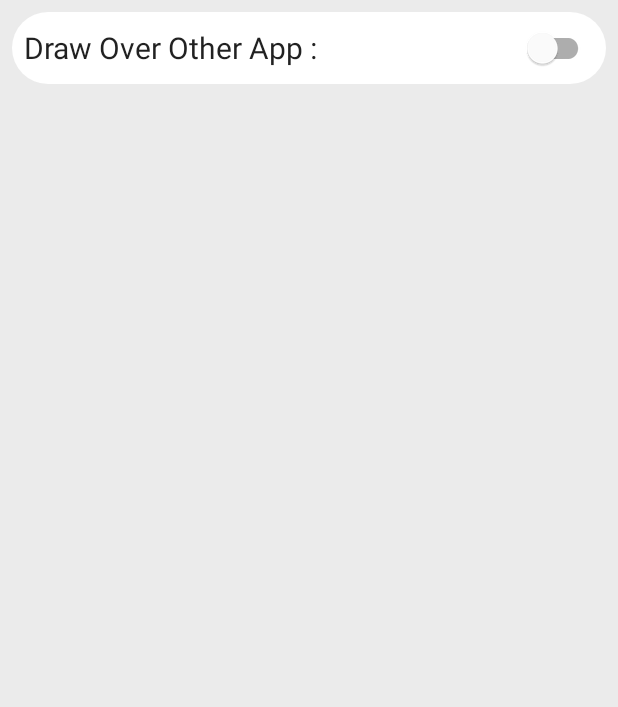
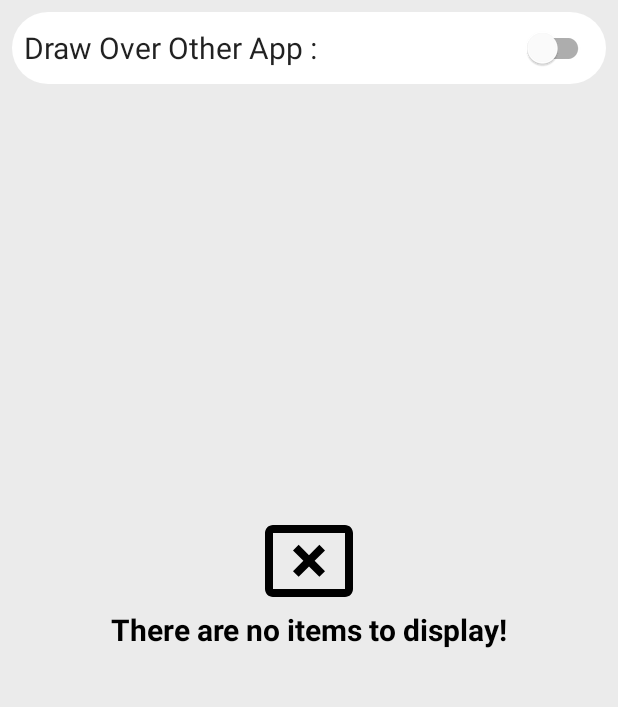
Before and after one commit to javadssmsh/Accessibility-Service, an Android app: the screen it shows after launch (HomeActivity), after a tap on "START", on a phone screen of 412 x 824 dp, the part 84-791 px from its top. Run offline under Robolectric (Android 15) with nearby library versions, the phone set to English and light mode, and no system bars; our stand-ins replace EventBus, Room's generated code.

Commit message:
some improvment in ui

```diff
--- a/app/src/main/java/ir/javadsh/challenge/activity/HomeActivity.java
+++ b/app/src/main/java/ir/javadsh/challenge/activity/HomeActivity.java
@@ -17,6 +17,8 @@ import android.util.Log;
 import android.view.View;
 import android.view.WindowManager;
 import android.view.accessibility.AccessibilityManager;
+import android.widget.LinearLayout;
+import android.widget.RelativeLayout;
 import android.widget.TextView;
 
 import com.google.android.material.switchmaterial.SwitchMaterial;
@@ -30,6 +32,7 @@ import java.util.List;
 
 import androidx.annotation.Nullable;
 import androidx.appcompat.app.AppCompatActivity;
+import androidx.constraintlayout.widget.ConstraintLayout;
 import androidx.recyclerview.widget.LinearLayoutManager;
 import androidx.recyclerview.widget.RecyclerView;
 import ir.javadsh.challenge.ApplicationClass;
@@ -49,6 +52,8 @@ public class HomeActivity extends AppCompatActivity {
     public static List<ReportLog> staticLogs = new ArrayList<>();
     SwitchMaterial switchMaterialService;
     SwitchMaterial switchMaterialDraw;
+    ConstraintLayout contentLayout;
+    RelativeLayout emptyLayout;
 
 
     @Override
@@ -66,11 +71,15 @@ public class HomeActivity extends AppCompatActivity {
 
         //initialization
         tv = findViewById(R.id.accessibility_service_textView);
+        contentLayout = findViewById(R.id.content_layout);
+        emptyLayout = findViewById(R.id.empty_layout);
+        tv = findViewById(R.id.accessibility_service_textView);
         RecyclerView showLogRecyclerView = findViewById(R.id.show_log_rv);
         switchMaterialService = findViewById(R.id.accessibility_service_switch_button);
         switchMaterialDraw = findViewById(R.id.draw_over_other_app_switch_button);
         dataBase = AppDataBase.getInstance(this);
         reportLogs = new ArrayList<>();
+        adapter = new ShowLogAdapter(this, reportLogs);
 
         //permission
         switchMaterialService.setOnClickListener(view -> {
@@ -87,13 +96,18 @@ public class HomeActivity extends AppCompatActivity {
 
         //
         reportLogs = dataBase.getReportLogDao().getAllLogs();
+        if (reportLogs.size() == 0) {
+            changeViewState(true);
+        } else {
+            changeViewState(false);
             LinearLayoutManager linearLayoutManager = new LinearLayoutManager(this, LinearLayoutManager.VERTICAL, false);
             showLogRecyclerView.setHasFixedSize(true);
             linearLayoutManager.setReverseLayout(true);
             linearLayoutManager.setStackFromEnd(true);
-        adapter = new ShowLogAdapter(this, reportLogs);
             showLogRecyclerView.setLayoutManager(linearLayoutManager);
             showLogRecyclerView.setAdapter(adapter);
+        }
+
 
     }
 
@@ -103,6 +117,16 @@ public class HomeActivity extends AppCompatActivity {
 
         if (requestCode == ApplicationClass.DRAW_OTHER_APP_PERMISSION) {
             Log.d(ApplicationClass.DEBUG_TAG, "result is :" + resultCode);
+        }
+    }
+
+    void changeViewState(Boolean isEmpty) {
+        if (isEmpty) {
+            emptyLayout.setVisibility(View.VISIBLE);
+            contentLayout.setVisibility(View.INVISIBLE);
+        } else {
+            emptyLayout.setVisibility(View.INVISIBLE);
+            contentLayout.setVisibility(View.VISIBLE);
         }
     }
 
@@ -145,7 +169,7 @@ public class HomeActivity extends AppCompatActivity {
             handler.postDelayed(new Runnable() {
                 @Override
                 public void run() {
-                    if (Settings.canDrawOverlays(HomeActivity.this)){
+                    if (Settings.canDrawOverlays(HomeActivity.this)) {
                         switchMaterialDraw.setChecked(true);
                     }
                 }
@@ -154,7 +178,12 @@ public class HomeActivity extends AppCompatActivity {
         } else {
             switchMaterialDraw.setChecked(true);
         }
+        if (dataBase.getReportLogDao().getAllLogs().size() != 0) {
+            changeViewState(false);
             adapter.notifyDataSetChanged();
+        } else {
+            changeViewState(true);
+        }
     }
 
     @Override
--- a/app/src/main/java/ir/javadsh/challenge/activity/WizardActivity.java
+++ b/app/src/main/java/ir/javadsh/challenge/activity/WizardActivity.java
@@ -51,10 +51,10 @@ public class WizardActivity extends AppCompatActivity {
         viewPager.setPadding(130, 0, 130, 0);
 
         Integer[] colors_temp = {
-                getResources().getColor(R.color.color1),
-                getResources().getColor(R.color.color2),
                 getResources().getColor(R.color.color3),
-                getResources().getColor(R.color.color4)
+                getResources().getColor(R.color.color3),
+                getResources().getColor(R.color.color3),
+                getResources().getColor(R.color.color3)
         };
 
         colors = colors_temp;
--- /dev/null
+++ b/app/src/main/res/drawable/ic_cancel_presentation.xml
@@ -0,0 +1,9 @@
+<vector xmlns:android="http://schemas.android.com/apk/res/android"
+    android:width="64dp"
+    android:height="64dp"
+    android:viewportWidth="24"
+    android:viewportHeight="24">
+  <path
+      android:fillColor="#FF000000"
+      android:pathData="M21,3L3,3c-1.1,0 -2,0.9 -2,2v14c0,1.1 0.9,2 2,2h18c1.1,0 2,-0.9 2,-2L23,5c0,-1.1 -0.9,-2 -2,-2zM21,19L3,19L3,5h18v14zM9.41,15.95L12,13.36l2.59,2.59L16,14.54l-2.59,-2.59L16,9.36l-1.41,-1.41L12,10.54 9.41,7.95 8,9.36l2.59,2.59L8,14.54z"/>
+</vector>
--- a/app/src/main/res/layout/activity_home.xml
+++ b/app/src/main/res/layout/activity_home.xml
@@ -66,13 +66,65 @@
 
     </LinearLayout>
 
-    <androidx.recyclerview.widget.RecyclerView
-        android:id="@+id/show_log_rv"
+    <androidx.constraintlayout.widget.ConstraintLayout
+        android:id="@+id/content_layout"
         android:layout_width="match_parent"
         android:layout_height="0dp"
+        android:visibility="gone"
+        app:layout_constraintLeft_toLeftOf="parent"
+        app:layout_constraintRight_toRightOf="parent"
+        app:layout_constraintTop_toBottomOf="@+id/draw_over_other_app_layout"
+        app:layout_constraintBottom_toBottomOf="parent">
+
+        <androidx.recyclerview.widget.RecyclerView
+            android:id="@+id/show_log_rv"
+            android:layout_width="match_parent"
+            android:layout_height="0dp"
+            android:layout_marginTop="@dimen/margin_3"
+            app:layout_constraintBottom_toTopOf="@+id/clear_all"
+            app:layout_constraintTop_toTopOf="parent" />
+
+        <Button
+            android:id="@+id/clear_all"
+            android:layout_width="wrap_content"
+            android:layout_height="wrap_content"
+            android:layout_margin="@dimen/margin_2"
+            android:text="@string/clear_data"
+            app:layout_constraintBottom_toBottomOf="parent"
+            app:layout_constraintLeft_toLeftOf="parent"
+            app:layout_constraintRight_toRightOf="parent" />
+
+    </androidx.constraintlayout.widget.ConstraintLayout>
+
+    <RelativeLayout
+        android:id="@+id/empty_layout"
+        android:layout_width="match_parent"
+        android:layout_height="0dp"
+        app:layout_constraintLeft_toLeftOf="parent"
+        app:layout_constraintRight_toRightOf="parent"
         android:layout_marginTop="@dimen/margin_3"
         app:layout_constraintBottom_toBottomOf="parent"
-        app:layout_constraintTop_toBottomOf="@+id/draw_over_other_app_layout" />
+        app:layout_constraintTop_toBottomOf="@+id/draw_over_other_app_layout"
+        android:visibility="visible">
+
+        <TextView
+            android:id="@+id/empty_tv"
+            android:layout_centerInParent="true"
+            android:layout_width="wrap_content"
+            android:layout_height="wrap_content"
+            android:textStyle="bold"
+            android:textColor="@color/black"
+            android:textSize="20sp"
+            android:text="@string/there_are_no_items_to_display"
+            />
+
+        <ImageView
+            android:layout_width="wrap_content"
+            android:layout_height="wrap_content"
+            android:src="@drawable/ic_cancel_presentation"
+            android:layout_centerHorizontal="true"
+            android:layout_above="@+id/empty_tv"/>
+    </RelativeLayout>
 
 
 </androidx.constraintlayout.widget.ConstraintLayout>
--- a/app/src/main/res/layout/activity_wizard.xml
+++ b/app/src/main/res/layout/activity_wizard.xml
@@ -20,7 +20,7 @@
     <Button
         android:id="@+id/btnOrder"
         android:text="@string/start"
-        android:textColor="#fff"
+        android:textColor="@color/black"
         android:background="@drawable/round_button"
         android:paddingLeft="30dp"
         android:paddingRight="30dp"
--- a/app/src/main/res/values/colors.xml
+++ b/app/src/main/res/values/colors.xml
@@ -1,7 +1,7 @@
 <?xml version="1.0" encoding="utf-8"?>
 <resources>
     <color name="purple_200">#FFBB86FC</color>
-    <color name="purple_500">#FFEB3B</color>
+    <color name="purple_500">#FFC107</color>
     <color name="purple_700">#FF3700B3</color>
     <color name="teal_200">#FF03DAC5</color>
     <color name="teal_700">#FF018786</color>
--- a/app/src/main/res/values/strings.xml
+++ b/app/src/main/res/values/strings.xml
@@ -11,5 +11,7 @@
     <string name="start">Start</string>
     <string name="draw_over_other_app">Draw Over Other App :</string>
     <string name="accessibility_service">Accessibility Service :</string>
+    <string name="there_are_no_items_to_display">There are no items to display!</string>
+    <string name="clear_data">Clear data</string>
 
 </resources>
--- a/app/src/main/res/values/themes.xml
+++ b/app/src/main/res/values/themes.xml
@@ -2,11 +2,11 @@
     <!-- Base application theme. -->
     <style name="Theme.Challenge" parent="Theme.MaterialComponents.DayNight.NoActionBar">
         <!-- Primary brand color. -->
-        <item name="colorPrimary">@color/purple_500</item>
+        <item name="colorPrimary">@color/purple_200</item>
         <item name="colorPrimaryVariant">@color/purple_700</item>
         <item name="colorOnPrimary">@color/white</item>
         <!-- Secondary brand color. -->
-        <item name="colorSecondary">@color/teal_200</item>
+        <item name="colorSecondary">@color/purple_500</item>
         <item name="colorSecondaryVariant">@color/teal_700</item>
         <item name="colorOnSecondary">@color/black</item>
         <!-- Status bar color. -->
```
Lines whose indentation alone changed are shown as unchanged.
